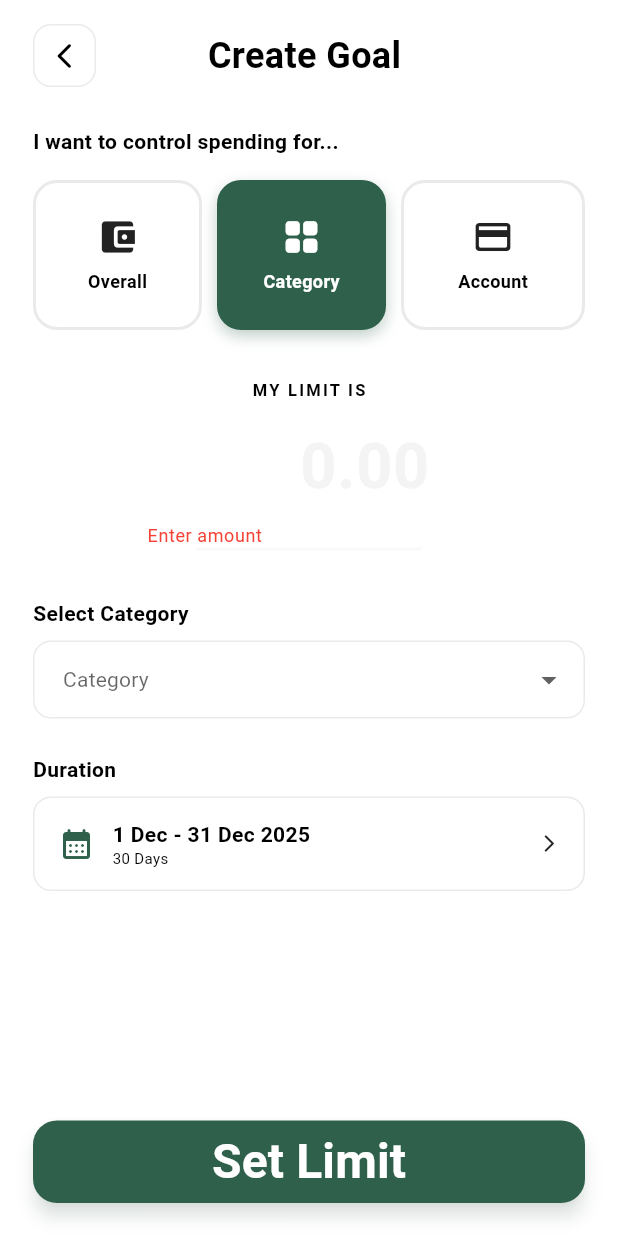
After one commit to cshenglim0407/CAT-304, a Flutter app: the BudgetPage screen opened directly, after a tap on "Set Limit", after a tap on "Category", on a phone screen of 412 x 824 dp. The commit adds this screen. Run offline on Flutter 3.47's test engine with Material 3 defaults, Android fonts, the phone set to English and light mode, and no system bars; our stand-ins replace file_picker, flutter_dotenv, google_sign_in, shared_preferences, supabase_flutter; accounts and stored records are empty.

Commit message:
done budget page

```diff
--- /dev/null
+++ b/mobile/lib/presentation/pages/budget_threshold/budget.dart
@@ -0,0 +1,465 @@
+import 'package:flutter/material.dart';
+import 'package:cashlytics/presentation/themes/colors.dart';
+import 'package:cashlytics/presentation/themes/typography.dart';
+import 'package:cashlytics/presentation/widgets/index.dart';
+
+enum BudgetType {
+  user('U', 'Overall', Icons.account_balance_wallet_rounded),
+  category('C', 'Category', Icons.grid_view_rounded),
+  account('A', 'Account', Icons.credit_card_rounded);
+
+  final String code;
+  final String label;
+  final IconData icon;
+  const BudgetType(this.code, this.label, this.icon);
+}
+
+class BudgetPage extends StatefulWidget {
+  const BudgetPage({super.key});
+
+  @override
+  State<BudgetPage> createState() => _BudgetPageState();
+}
+
+class _BudgetPageState extends State<BudgetPage> {
+  final _formKey = GlobalKey<FormState>();
+
+  // State
+  BudgetType _selectedType = BudgetType.user;
+  final TextEditingController _amountController = TextEditingController();
+  DateTimeRange? _selectedDateRange;
+
+  // Selection IDs
+  String? _selectedCategoryId;
+  String? _selectedAccountId;
+
+  // --- Category Data ---
+  final List<Map<String, dynamic>> _categories = [
+    {'id': '1', 'name': 'Transport', 'icon': Icons.directions_car_filled_rounded},
+    {'id': '2', 'name': 'Entertainment', 'icon': Icons.movie_creation_rounded},
+    {'id': '3', 'name': 'Utilities', 'icon': Icons.bolt_rounded},
+    {'id': '4', 'name': 'Healthcare', 'icon': Icons.medical_services_rounded},
+    {'id': '5', 'name': 'Shopping', 'icon': Icons.shopping_bag_rounded},
+    {'id': '6', 'name': 'Travel', 'icon': Icons.flight_takeoff_rounded},
+    {'id': '7', 'name': 'Education', 'icon': Icons.school_rounded},
+    {'id': '8', 'name': 'Rent', 'icon': Icons.home_rounded},
+    {'id': '9', 'name': 'Other', 'icon': Icons.more_horiz_rounded},
+  ];
+
+  // --- Account Data ---
+  final List<Map<String, dynamic>> _accounts = [
+    {'id': '1', 'name': 'Cash', 'icon': Icons.payments_rounded},
+    {'id': '2', 'name': 'Bank', 'icon': Icons.account_balance_rounded},
+    {'id': '3', 'name': 'E-Wallet', 'icon': Icons.account_balance_wallet_rounded},
+    {'id': '4', 'name': 'Credit Card', 'icon': Icons.credit_card_rounded},
+    {'id': '5', 'name': 'Investment', 'icon': Icons.trending_up_rounded},
+    {'id': '6', 'name': 'Loan', 'icon': Icons.monetization_on_rounded},
+    {'id': '7', 'name': 'Other', 'icon': Icons.more_horiz_rounded},
+  ];
+
+  @override
+  void initState() {
+    super.initState();
+    final now = DateTime.now();
+    _selectedDateRange = DateTimeRange(
+      start: DateTime(now.year, now.month, 1),
+      end: DateTime(now.year, now.month + 1, 0),
+    );
+  }
+
+  @override
+  void dispose() {
+    _amountController.dispose();
+    super.dispose();
+  }
+
+  String _formatDate(DateTime date, {bool showYear = false}) {
+    const List<String> months = [
+      'Jan', 'Feb', 'Mar', 'Apr', 'May', 'Jun',
+      'Jul', 'Aug', 'Sep', 'Oct', 'Nov', 'Dec'
+    ];
+    final day = date.day;
+    final month = months[date.month - 1];
+    if (showYear) {
+      return '$day $month ${date.year}';
+    }
+    return '$day $month';
+  }
+
+  Future<void> _pickDateRange() async {
+    final DateTimeRange? picked = await showDateRangePicker(
+      context: context,
+      firstDate: DateTime.now().subtract(const Duration(days: 365)),
+      lastDate: DateTime.now().add(const Duration(days: 365 * 2)),
+      initialDateRange: _selectedDateRange,
+      builder: (context, child) {
+        return Theme(
+          data: Theme.of(context).copyWith(
+            colorScheme: ColorScheme.light(
+              primary: AppColors.primary,
+              onPrimary: Colors.white,
+              surface: AppColors.getSurface(context),
+            ),
+          ),
+          child: child!,
+        );
+      },
+    );
+
+    if (picked != null) {
+      setState(() => _selectedDateRange = picked);
+    }
+  }
+
+  Future<void> _saveBudget() async {
+    if (!_formKey.currentState!.validate()) return;
+
+    // Check for date range
+    if (_selectedDateRange == null) {
+      ScaffoldMessenger.of(context).showSnackBar(
+        const SnackBar(content: Text("Please select a date range")),
+      );
+      return;
+    }
+
+    // Parse safely
+    final cleanAmount = _amountController.text.replaceAll(',', '');
+    final threshold = double.tryParse(cleanAmount);
+
+    if (threshold == null) {
+      ScaffoldMessenger.of(context).showSnackBar(
+         const SnackBar(content: Text("Invalid amount format")),
+      );
+      return;
+    }
+
+    // Prepare data based on selection
+    // In a real app, you would insert into DB here using 'threshold', '_selectedType', etc.
+    // Example:
+    // final budgetData = {
+    //   'type': _selectedType.code,
+    //   'date_from': _selectedDateRange!.start.toIso8601String(),
+    //   'date_to': _selectedDateRange!.end.toIso8601String(),
+    //   'amount': threshold,
+    //   if (_selectedType == BudgetType.category) 'category_id': _selectedCategoryId,
+    //   if (_selectedType == BudgetType.account) 'account_id': _selectedAccountId,
+    // };
+
+    ScaffoldMessenger.of(context).showSnackBar(
+      SnackBar(
+        content: Text("Budget created for ${_selectedType.label}!"),
+        backgroundColor: Colors.green,
+      ),
+    );
+    Navigator.pop(context);
+  }
+
+  @override
+  Widget build(BuildContext context) {
+    const double pageMargin = 22.0;
+
+    return Scaffold(
+      backgroundColor: AppColors.getSurface(context),
+      body: SafeArea(
+        child: Column(
+          children: [
+            // --- Header ---
+            Padding(
+              padding: const EdgeInsets.symmetric(horizontal: pageMargin, vertical: 16),
+              child: Row(
+                mainAxisAlignment: MainAxisAlignment.spaceBetween,
+                children: [
+                  AppBackButton(onPressed: () {  },), // Custom back button
+                  Text(
+                    "Create Goal",
+                    style: AppTypography.headline3.copyWith(
+                      color: AppColors.getTextPrimary(context),
+                      fontWeight: FontWeight.bold,
+                    ),
+                  ),
+                  const SizedBox(width: 48), // Spacer for centering
+                ],
+              ),
+            ),
+
+            // --- Scrollable Content ---
+            Expanded(
+              child: SingleChildScrollView(
+                padding: const EdgeInsets.symmetric(horizontal: pageMargin),
+                child: Form(
+                  key: _formKey,
+                  child: Column(
+                    crossAxisAlignment: CrossAxisAlignment.start,
+                    children: [
+                      const SizedBox(height: 10),
+                      Text("I want to control spending for...",
+                        style: AppTypography.labelLarge.copyWith(color: AppColors.grey)),
+                      const SizedBox(height: 16),
+
+                      // Type Cards
+                      SizedBox(
+                        height: 100,
+                        child: Row(
+                          mainAxisAlignment: MainAxisAlignment.spaceBetween,
+                          children: BudgetType.values.map((type) {
+                            final isSelected = _selectedType == type;
+                            return Expanded(
+                              child: GestureDetector(
+                                onTap: () => setState(() => _selectedType = type),
+                                child: AnimatedContainer(
+                                  duration: const Duration(milliseconds: 200),
+                                  margin: EdgeInsets.only(right: type == BudgetType.account ? 0 : 10),
+                                  decoration: BoxDecoration(
+                                    color: isSelected ? AppColors.primary : AppColors.getSurface(context),
+                                    borderRadius: BorderRadius.circular(16),
+                                    border: Border.all(
+                                      color: isSelected ? AppColors.primary : AppColors.greyLight,
+                                      width: 2,
+                                    ),
+                                    boxShadow: isSelected ? [
+                                      BoxShadow(color: AppColors.primary.withValues(alpha: 0.3), blurRadius: 8, offset: const Offset(0,4))
+                                    ] : [],
+                                  ),
+                                  child: Column(
+                                    mainAxisAlignment: MainAxisAlignment.center,
+                                    children: [
+                                      Icon(type.icon,
+                                        color: isSelected ? Colors.white : AppColors.grey, size: 28),
+                                      const SizedBox(height: 8),
+                                      Text(
+                                        type.label,
+                                        style: AppTypography.bodySmall.copyWith(
+                                          color: isSelected ? Colors.white : AppColors.grey,
+                                          fontWeight: FontWeight.bold,
+                                        ),
+                                      ),
+                                    ],
+                                  ),
+                                ),
+                              ),
+                            );
+                          }).toList(),
+                        ),
+                      ),
+
+                      const SizedBox(height: 32),
+
+                      // Threshold Amount
+                      Center(
+                        child: Column(
+                          children: [
+                            Text("MY LIMIT IS",
+                              style: AppTypography.labelSmall.copyWith(letterSpacing: 1.5, color: AppColors.grey)),
+                            const SizedBox(height: 8),
+                            // Fix: Use SizedBox instead of IntrinsicWidth to avoid layout crash
+                            SizedBox(
+                              width: MediaQuery.of(context).size.width * 0.6,
+                              child: TextFormField(
+                                controller: _amountController,
+                                keyboardType: const TextInputType.numberWithOptions(decimal: true),
+                                textAlign: TextAlign.center,
+                                style: AppTypography.headline1.copyWith(
+                                  color: AppColors.primary,
+                                  fontSize: 42,
+                                ),
+                                decoration: InputDecoration(
+                                  prefixText: "RM ",
+                                  prefixStyle: AppTypography.headline1.copyWith(
+                                    color: AppColors.grey,
+                                    fontSize: 42,
+                                  ),
+                                  border: InputBorder.none,
+                                  hintText: "0.00",
+                                  hintStyle: TextStyle(color: AppColors.greyLight.withValues(alpha: 0.5)),
+                                  // Optional: Custom underline if desired
+                                  // enabledBorder: UnderlineInputBorder(borderSide: BorderSide(color: AppColors.greyLight)),
+                                ),
+                                validator: (val) {
+                                  if (val == null || val.isEmpty) return 'Enter amount';
+                                  if (double.tryParse(val) == null) return 'Invalid';
+                                  return null;
+                                },
+                              ),
+                            ),
+                            // Decorative underline
+                            Container(height: 2, width: 150, color: AppColors.greyLight.withValues(alpha: 0.3)),
+                          ],
+                        ),
+                      ),
+
+                      const SizedBox(height: 32),
+
+                      // Dynamic Dropdowns with Unique Keys
+                      AnimatedSwitcher(
+                        duration: const Duration(milliseconds: 300),
+                        child: _selectedType == BudgetType.category
+                          ? _buildDropdownField(
+                              const ValueKey('category_dropdown'), // UNIQUE KEY for logic fix
+                              "Select Category",
+                              "Category", // Placeholder Text
+                              _categories,
+                              _selectedCategoryId,
+                              (val) => setState(() => _selectedCategoryId = val),
+                            )
+                          : _selectedType == BudgetType.account
+                            ? _buildDropdownField(
+                                const ValueKey('account_dropdown'), // UNIQUE KEY for logic fix
+                                "Select Account",
+                                "Account", // Placeholder Text
+                                _accounts,
+                                _selectedAccountId,
+                                (val) => setState(() => _selectedAccountId = val),
+                              )
+                            : const SizedBox.shrink(),
+                      ),
+
+                      if (_selectedType != BudgetType.user) const SizedBox(height: 24),
+
+                      // Date Range Picker
+                      Text("Duration", style: AppTypography.labelLarge),
+                      const SizedBox(height: 8),
+                      InkWell(
+                        onTap: _pickDateRange,
+                        borderRadius: BorderRadius.circular(12),
+                        child: Container(
+                          padding: const EdgeInsets.symmetric(horizontal: 16, vertical: 14),
+                          decoration: BoxDecoration(
+                            color: AppColors.getSurface(context),
+                            borderRadius: BorderRadius.circular(12),
+                            border: Border.all(color: AppColors.greyLight),
+                          ),
+                          child: Row(
+                            children: [
+                              Icon(Icons.calendar_month_rounded, color: AppColors.primary),
+                              const SizedBox(width: 12),
+                              Column(
+                                crossAxisAlignment: CrossAxisAlignment.start,
+                                children: [
+                                  Text(
+                                    _selectedDateRange == null
+                                      ? "Select Dates"
+                                      : "${_formatDate(_selectedDateRange!.start)} - ${_formatDate(_selectedDateRange!.end, showYear: true)}",
+                                    style: AppTypography.bodyMedium.copyWith(fontWeight: FontWeight.w600),
+                                  ),
+                                  if (_selectedDateRange != null)
+                                    Text(
+                                      "${_selectedDateRange!.duration.inDays} Days",
+                                      style: AppTypography.bodySmall.copyWith(color: AppColors.grey, fontSize: 10),
+                                    ),
+                                ],
+                              ),
+                              const Spacer(),
+                              Icon(Icons.arrow_forward_ios_rounded, size: 14, color: AppColors.grey),
+                            ],
+                          ),
+                        ),
+                      ),
+
+                      const SizedBox(height: 40),
+                    ],
+                  ),
+                ),
+              ),
+            ),
+
+            // --- Pinned Bottom Button ---
+            Padding(
+              padding: const EdgeInsets.all(pageMargin),
+              child: SizedBox(
+                width: double.infinity,
+                height: 55,
+                child: ElevatedButton(
+                  onPressed: _saveBudget,
+                  style: ElevatedButton.styleFrom(
+                    backgroundColor: AppColors.primary,
+                    shape: RoundedRectangleBorder(borderRadius: BorderRadius.circular(16)),
+                    elevation: 5,
+                    shadowColor: AppColors.primary.withValues(alpha: 0.3),
+                  ),
+                  child: Text(
+                    "Set Limit",
+                    style: AppTypography.headline1.copyWith(color: Colors.white),
+                  ),
+                ),
+              ),
+            ),
+          ],
+        ),
+      ),
+    );
+  }
+
+  // Updated Widget to accept Key and hintText
+  Widget _buildDropdownField(
+    Key key, // New Parameter for Unique Key
+    String label,
+    String hintText, // New parameter for Placeholder
+    List<Map<String, dynamic>> items,
+    String? currentValue,
+    Function(String?) onChanged,
+  ) {
+    return Column(
+      key: key, // Apply Key here
+      crossAxisAlignment: CrossAxisAlignment.start,
+      children: [
+        Text(label, style: AppTypography.labelLarge),
+        const SizedBox(height: 8),
+        DropdownButtonFormField<String>(
+          value: currentValue,
+          // --- Placeholder Logic ---
+          hint: Text(
+            hintText,
+            style: AppTypography.bodyMedium.copyWith(
+              color: AppColors.grey, // Placeholder put grey color
+            ),
+          ),
+          decoration: InputDecoration(
+            contentPadding: const EdgeInsets.symmetric(horizontal: 16, vertical: 14),
+            border: OutlineInputBorder(
+              borderRadius: BorderRadius.circular(12),
+              borderSide: BorderSide(color: AppColors.greyLight),
+            ),
+            enabledBorder: OutlineInputBorder(
+              borderRadius: BorderRadius.circular(12),
+              borderSide: BorderSide(color: AppColors.greyLight),
+            ),
+            focusedBorder: OutlineInputBorder(
+              borderRadius: BorderRadius.circular(12),
+              borderSide: BorderSide(color: AppColors.primary, width: 2),
+            ),
+            filled: true,
+            fillColor: AppColors.getSurface(context),
+          ),
+          dropdownColor: AppColors.getSurface(context),
+          items: items.map((item) {
+            return DropdownMenuItem(
+              value: item['id'] as String,
+              child: Row(
+                children: [
+                  Container(
+                    padding: const EdgeInsets.all(6),
+                    decoration: BoxDecoration(
+                      color: AppColors.primary.withValues(alpha: 0.1),
+                      shape: BoxShape.circle,
+                    ),
+                    child: Icon(
+                      item['icon'] as IconData,
+                      size: 18,
+                      color: AppColors.primary,
+                    ),
+                  ),
+                  const SizedBox(width: 12),
+                  Text(
+                    item['name'] as String,
+                    style: AppTypography.bodyMedium,
+                  ),
+                ],
+              ),
+            );
+          }).toList(),
+          onChanged: onChanged,
+        ),
+      ],
+    );
+  }
+}
--- a/mobile/lib/presentation/pages/user_management/profile.dart
+++ b/mobile/lib/presentation/pages/user_management/profile.dart
@@ -30,6 +30,7 @@ import 'package:cashlytics/presentation/widgets/index.dart';
 import 'package:cashlytics/presentation/pages/user_management/edit_personal_info.dart';
 import 'package:cashlytics/presentation/pages/user_management/login.dart';
 import 'package:cashlytics/presentation/pages/user_management/edit_detail_information.dart';
+import 'package:cashlytics/presentation/pages/budget_threshold/budget.dart';
 
 class ProfilePage extends StatefulWidget {
   const ProfilePage({super.key});
@@ -722,6 +723,20 @@ class _ProfilePageState extends State<ProfilePage> {
               ),
 
               AppMenuItem(
+                icon: Icons.savings_rounded,
+                label: "Create Budget",
+                onTap: () {
+                  Navigator.push(
+                    context,
+                    MaterialPageRoute(
+                      // ⚠️ Make sure this matches the class name in budget.dart
+                      builder: (context) => const BudgetPage(),
+                    ),
+                  );
+                },
+              ),
+
+              AppMenuItem(
                 icon: Icons.logout_rounded,
                 label: "Logout",
                 isDestructive: true,
--- a/mobile/lib/presentation/themes/colors.dart
+++ b/mobile/lib/presentation/themes/colors.dart
@@ -41,6 +41,8 @@ class AppColors {
   static const Color darkTextSecondary = Color(0xFFB0B0B0);
   static const Color darkBorder = Color(0xFF3A3A3A);
 
+  static Color? get grey => null;
+
   // Get adaptive colors based on brightness
   static Color getBackground(BuildContext context) =>
       Theme.of(context).brightness == Brightness.dark ? darkBackground : background;
```
Also changed, not shown: 1 other file.
